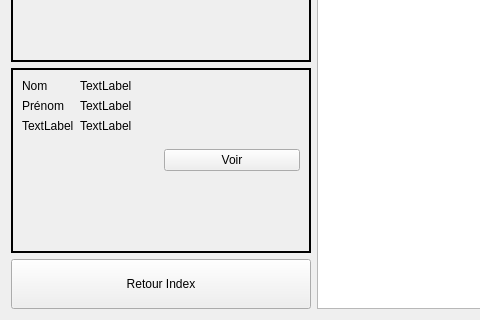
Above: front/ui/new_admin.ui from FabioF9/GSB-AppliVisiteur before the change; both pictures show x 0 to 480 and y 326 to 646 of the 967 by 646 pixel window. Below: the same form after it.
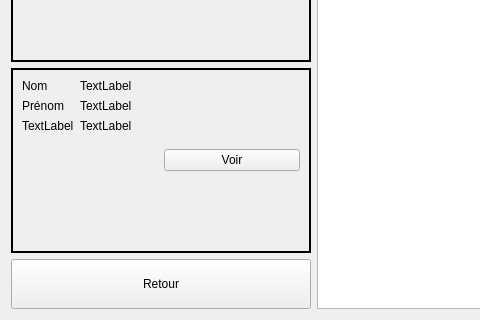
That is the form after the change.

The edit to the form file:
```diff
--- a/front/ui/new_admin.ui
+++ b/front/ui/new_admin.ui
@@ -256,7 +256,7 @@
         </size>
        </property>
        <property name="text">
-        <string>Retour Index</string>
+        <string>Retour</string>
        </property>
       </widget>
      </item>
```
Left out of the diff: 11 changed lines with no effect on the pictures.
